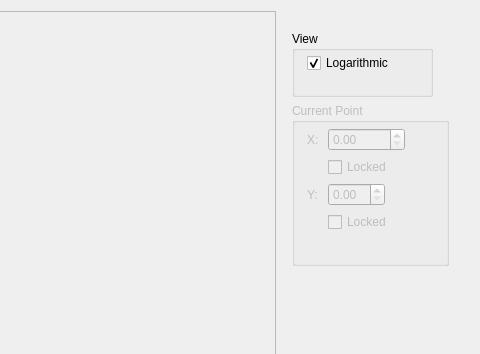
Before: the Qt Designer form vendorsrc/Qt/widgets/ControlLineWidget/controlboard.ui in txemagon/takeatease, drawn with Qt 5; both pictures show x 533 to 1013 and y 0 to 354 of the 1013 by 664 pixel window.
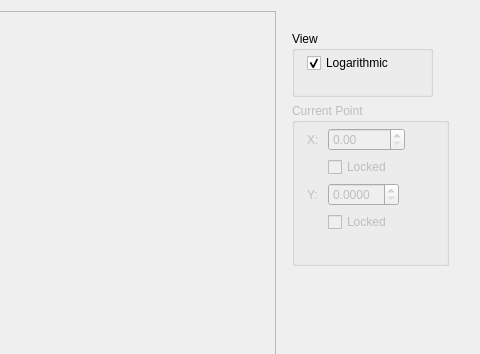
After: the same form once the commit is applied.

Commit message: Spinbox to point position connection

Diff of the .ui file:
```diff
--- a/vendorsrc/Qt/widgets/ControlLineWidget/controlboard.ui
+++ b/vendorsrc/Qt/widgets/ControlLineWidget/controlboard.ui
@@ -232,6 +232,15 @@
                <verstretch>0</verstretch>
               </sizepolicy>
              </property>
+             <property name="decimals">
+              <number>4</number>
+             </property>
+             <property name="maximum">
+              <double>98.989999999999995</double>
+             </property>
+             <property name="singleStep">
+              <double>0.005000000000000</double>
+             </property>
             </widget>
            </item>
            <item row="2" column="0">
```
Left out of the diff: 3 changed lines with no effect on the pictures. The commit also changes 4 other files.
